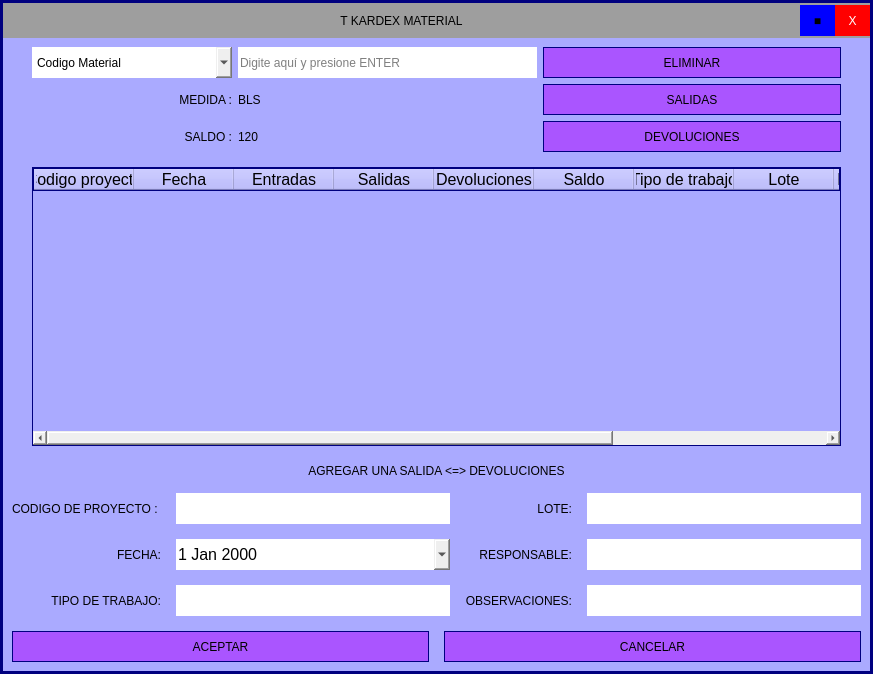
Before: the Qt Designer form ui_files/tkardex.ui in Romehe369/aec_contrastistas_g, drawn with Qt 5.
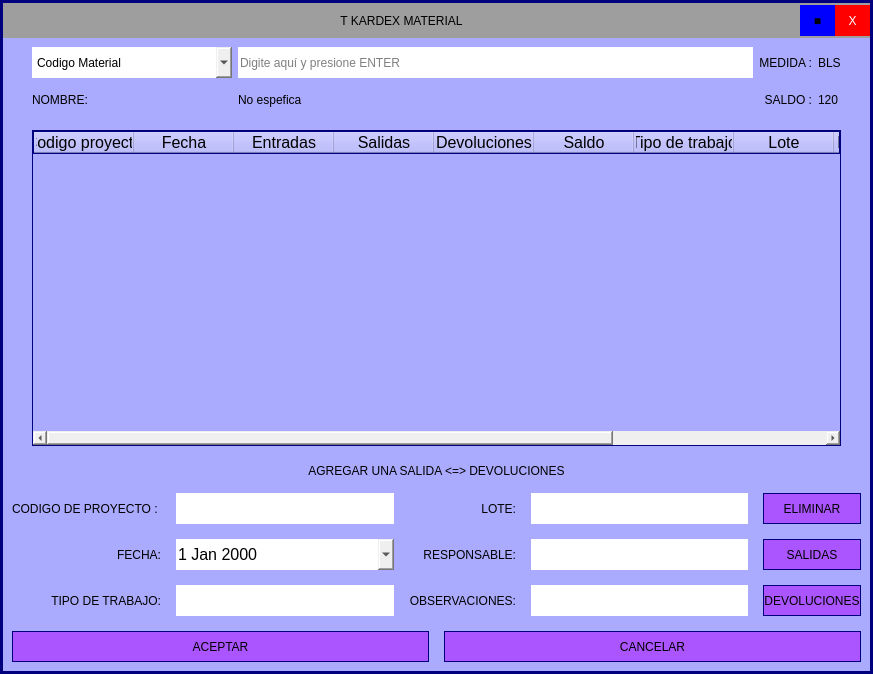
After: the same form once the commit is applied.

Diff of the .ui file:
```diff
--- a/ui_files/tkardex.ui
+++ b/ui_files/tkardex.ui
@@ -207,23 +207,10 @@
              <number>20</number>
             </property>
             <item>
-             <layout class="QGridLayout" name="gridLayout" columnstretch="1,2,2">
+             <layout class="QGridLayout" name="gridLayout" columnstretch="0,0,0,0">
               <property name="horizontalSpacing">
                <number>6</number>
               </property>
-              <item row="2" column="1">
-               <widget class="QLabel" name="label_2">
-                <property name="minimumSize">
-                 <size>
-                  <width>0</width>
-                  <height>31</height>
-                 </size>
-                </property>
-                <property name="text">
-                 <string>120</string>
-                </property>
-               </widget>
-              </item>
               <item row="0" column="0">
                <widget class="QComboBox" name="comboBox">
                 <property name="minimumSize">
@@ -244,41 +231,13 @@
                 </item>
                </widget>
               </item>
-              <item row="2" column="2">
-               <widget class="QPushButton" name="btn_add_devoluciones">
-                <property name="minimumSize">
-                 <size>
-                  <width>0</width>
-                  <height>31</height>
-                 </size>
-                </property>
-                <property name="styleSheet">
-                 <string notr="true">QPushButton{
-border: 1px solid rgb(0, 0, 127);
-border-radius:0px;
-}</string>
-                </property>
+              <item row="0" column="2">
+               <widget class="QLabel" name="label">
                 <property name="text">
-                 <string>DEVOLUCIONES</string>
+                 <string>MEDIDA :</string>
                 </property>
-               </widget>
-              </item>
-              <item row="1" column="2">
-               <widget class="QPushButton" name="btn_out_material">
-                <property name="minimumSize">
-                 <size>
-                  <width>0</width>
-                  <height>31</height>
-                 </size>
-                </property>
-                <property name="styleSheet">
-                 <string notr="true">QPushButton{
-border: 1px solid rgb(0, 0, 127);
-border-radius:0px;
-}</string>
-                </property>
-                <property name="text">
-                 <string>SALIDAS</string>
+                <property name="alignment">
+                 <set>Qt::AlignRight|Qt::AlignTrailing|Qt::AlignVCenter</set>
                 </property>
                </widget>
               </item>
@@ -298,52 +257,62 @@
                 </property>
                </widget>
               </item>
-              <item row="0" column="2">
-               <widget class="QPushButton" name="btn_delete_rmaterial">
-                <property name="minimumSize">
-                 <size>
-                  <width>0</width>
-                  <height>31</height>
-                 </size>
-                </property>
-                <property name="styleSheet">
-                 <string notr="true">QPushButton{
-border: 1px solid rgb(0, 0, 127);
-border-radius:0px;
-}</string>
-                </property>
-                <property name="text">
-                 <string>ELIMINAR</string>
-                </property>
-               </widget>
-              </item>
-              <item row="1" column="0">
-               <widget class="QLabel" name="label">
-                <property name="text">
-                 <string>MEDIDA :</string>
-                </property>
-                <property name="alignment">
-                 <set>Qt::AlignRight|Qt::AlignTrailing|Qt::AlignVCenter</set>
-                </property>
-               </widget>
-              </item>
-              <item row="2" column="0">
-               <widget class="QLabel" name="label_3">
-                <property name="text">
-                 <string>SALDO :</string>
-                </property>
-                <property name="alignment">
-                 <set>Qt::AlignRight|Qt::AlignTrailing|Qt::AlignVCenter</set>
-                </property>
-               </widget>
-              </item>
-              <item row="1" column="1">
+              <item row="0" column="3">
                <widget class="QLabel" name="label_11">
                 <property name="text">
                  <string>BLS</string>
                 </property>
                </widget>
               </item>
+              <item row="2" column="2">
+               <widget class="QLabel" name="label_3">
+                <property name="text">
+                 <string>SALDO :</string>
+                </property>
+                <property name="alignment">
+                 <set>Qt::AlignRight|Qt::AlignTrailing|Qt::AlignVCenter</set>
+                </property>
+               </widget>
+              </item>
+              <item row="2" column="3">
+               <widget class="QLabel" name="label_2">
+                <property name="minimumSize">
+                 <size>
+                  <width>0</width>
+                  <height>31</height>
+                 </size>
+                </property>
+                <property name="text">
+                 <string>120</string>
+                </property>
+               </widget>
+              </item>
+              <item row="2" column="0">
+               <widget class="QLabel" name="label_12">
+                <property name="minimumSize">
+                 <size>
+                  <width>0</width>
+                  <height>31</height>
+                 </size>
+                </property>
+                <property name="text">
+                 <string>NOMBRE:</string>
+                </property>
+               </widget>
+              </item>
+              <item row="2" column="1">
+               <widget class="QLabel" name="label_13">
+                <property name="minimumSize">
+                 <size>
+                  <width>0</width>
+                  <height>31</height>
+                 </size>
+                </property>
+                <property name="text">
+                 <string>No espefica</string>
+                </property>
+               </widget>
+              </item>
              </layout>
             </item>
            </layout>
@@ -521,6 +490,16 @@
           </item>
           <item>
            <layout class="QGridLayout" name="gridLayout_2">
+            <item row="2" column="3">
+             <widget class="QLineEdit" name="lineEdit_9">
+              <property name="minimumSize">
+               <size>
+                <width>0</width>
+                <height>31</height>
+               </size>
+              </property>
+             </widget>
+            </item>
             <item row="2" column="1">
              <widget class="QLineEdit" name="lineEdit_6">
               <property name="minimumSize">
@@ -531,16 +510,6 @@
               </property>
              </widget>
             </item>
-            <item row="0" column="1">
-             <widget class="QLineEdit" name="lineEdit_5">
-              <property name="minimumSize">
-               <size>
-                <width>0</width>
-                <height>31</height>
-               </size>
-              </property>
-             </widget>
-            </item>
             <item row="1" column="2">
              <widget class="QLabel" name="label_8">
               <property name="minimumSize">
@@ -557,20 +526,14 @@
               </property>
              </widget>
             </item>
-            <item row="0" column="2">
-             <widget class="QLabel" name="label_7">
+            <item row="0" column="3">
+             <widget class="QLineEdit" name="lineEdit_7">
               <property name="minimumSize">
                <size>
                 <width>0</width>
                 <height>31</height>
                </size>
               </property>
-              <property name="text">
-               <string>LOTE:</string>
-              </property>
-              <property name="alignment">
-               <set>Qt::AlignRight|Qt::AlignTrailing|Qt::AlignVCenter</set>
-              </property>
              </widget>
             </item>
             <item row="2" column="0">
@@ -589,54 +552,6 @@
               </property>
              </widget>
             </item>
-            <item row="2" column="2">
-             <widget class="QLabel" name="label_9">
-              <property name="minimumSize">
-               <size>
-                <width>0</width>
-                <height>31</height>
-               </size>
-              </property>
-              <property name="text">
-               <string>OBSERVACIONES:</string>
-              </property>
-              <property name="alignment">
-               <set>Qt::AlignRight|Qt::AlignTrailing|Qt::AlignVCenter</set>
-              </property>
-             </widget>
-            </item>
-            <item row="0" column="0">
-             <widget class="QLabel" name="label_5">
-              <property name="minimumSize">
-               <size>
-                <width>0</width>
-                <height>31</height>
-               </size>
-              </property>
-              <property name="text">
-               <string>CODIGO DE PROYECTO : </string>
-              </property>
-              <property name="alignment">
-               <set>Qt::AlignRight|Qt::AlignTrailing|Qt::AlignVCenter</set>
-              </property>
-             </widget>
-            </item>
-            <item row="1" column="0">
-             <widget class="QLabel" name="label_4">
-              <property name="minimumSize">
-               <size>
-                <width>0</width>
-                <height>31</height>
-               </size>
-              </property>
-              <property name="text">
-               <string>FECHA:</string>
-              </property>
-              <property name="alignment">
-               <set>Qt::AlignRight|Qt::AlignTrailing|Qt::AlignVCenter</set>
-              </property>
-             </widget>
-            </item>
             <item row="1" column="1">
              <widget class="QDateEdit" name="dateEdit">
               <property name="minimumSize">
@@ -662,8 +577,8 @@
               </property>
              </widget>
             </item>
-            <item row="0" column="3">
-             <widget class="QLineEdit" name="lineEdit_7">
+            <item row="0" column="1">
+             <widget class="QLineEdit" name="lineEdit_5">
               <property name="minimumSize">
                <size>
                 <width>0</width>
@@ -672,6 +587,54 @@
               </property>
              </widget>
             </item>
+            <item row="0" column="2">
+             <widget class="QLabel" name="label_7">
+              <property name="minimumSize">
+               <size>
+                <width>0</width>
+                <height>31</height>
+               </size>
+              </property>
+              <property name="text">
+               <string>LOTE:</string>
+              </property>
+              <property name="alignment">
+               <set>Qt::AlignRight|Qt::AlignTrailing|Qt::AlignVCenter</set>
+              </property>
+             </widget>
+            </item>
+            <item row="2" column="2">
+             <widget class="QLabel" name="label_9">
+              <property name="minimumSize">
+               <size>
+                <width>0</width>
+                <height>31</height>
+               </size>
+              </property>
+              <property name="text">
+               <string>OBSERVACIONES:</string>
+              </property>
+              <property name="alignment">
+               <set>Qt::AlignRight|Qt::AlignTrailing|Qt::AlignVCenter</set>
+              </property>
+             </widget>
+            </item>
+            <item row="0" column="0">
+             <widget class="QLabel" name="label_5">
+              <property name="minimumSize">
+               <size>
+                <width>0</width>
+                <height>31</height>
+               </size>
+              </property>
+              <property name="text">
+               <string>CODIGO DE PROYECTO : </string>
+              </property>
+              <property name="alignment">
+               <set>Qt::AlignRight|Qt::AlignTrailing|Qt::AlignVCenter</set>
+              </property>
+             </widget>
+            </item>
             <item row="1" column="3">
              <widget class="QLineEdit" name="lineEdit_8">
               <property name="minimumSize">
@@ -682,13 +645,76 @@
               </property>
              </widget>
             </item>
-            <item row="2" column="3">
-             <widget class="QLineEdit" name="lineEdit_9">
+            <item row="1" column="0">
+             <widget class="QLabel" name="label_4">
               <property name="minimumSize">
                <size>
                 <width>0</width>
                 <height>31</height>
                </size>
+              </property>
+              <property name="text">
+               <string>FECHA:</string>
+              </property>
+              <property name="alignment">
+               <set>Qt::AlignRight|Qt::AlignTrailing|Qt::AlignVCenter</set>
+              </property>
+             </widget>
+            </item>
+            <item row="0" column="4">
+             <widget class="QPushButton" name="btn_delete_rmaterial">
+              <property name="minimumSize">
+               <size>
+                <width>0</width>
+                <height>31</height>
+               </size>
+              </property>
+              <property name="styleSheet">
+               <string notr="true">QPushButton{
+border: 1px solid rgb(0, 0, 127);
+border-radius:0px;
+}</string>
+              </property>
+              <property name="text">
+               <string>ELIMINAR</string>
+              </property>
+             </widget>
+            </item>
+            <item row="1" column="4">
+             <widget class="QPushButton" name="btn_out_material">
+              <property name="minimumSize">
+               <size>
+                <width>0</width>
+                <height>31</height>
+               </size>
+              </property>
+              <property name="styleSheet">
+               <string notr="true">QPushButton{
+border: 1px solid rgb(0, 0, 127);
+border-radius:0px;
+}</string>
+              </property>
+              <property name="text">
+               <string>SALIDAS</string>
+              </property>
+             </widget>
+            </item>
+            <item row="2" column="4">
+             <widget class="QPushButton" name="btn_add_devoluciones">
+              <property name="minimumSize">
+               <size>
+                <width>0</width>
+                <height>31</height>
+               </size>
+              </property>
+              <property name="styleSheet">
+               <string notr="true">QPushButton{
+border: 1px solid rgb(0, 0, 127);
+border-radius:0px;
+}</string>
+              </property>
+              <property name="text">
+               <string>DEVOLUCIONES</string>
               </property>
              </widget>
             </item>
```
